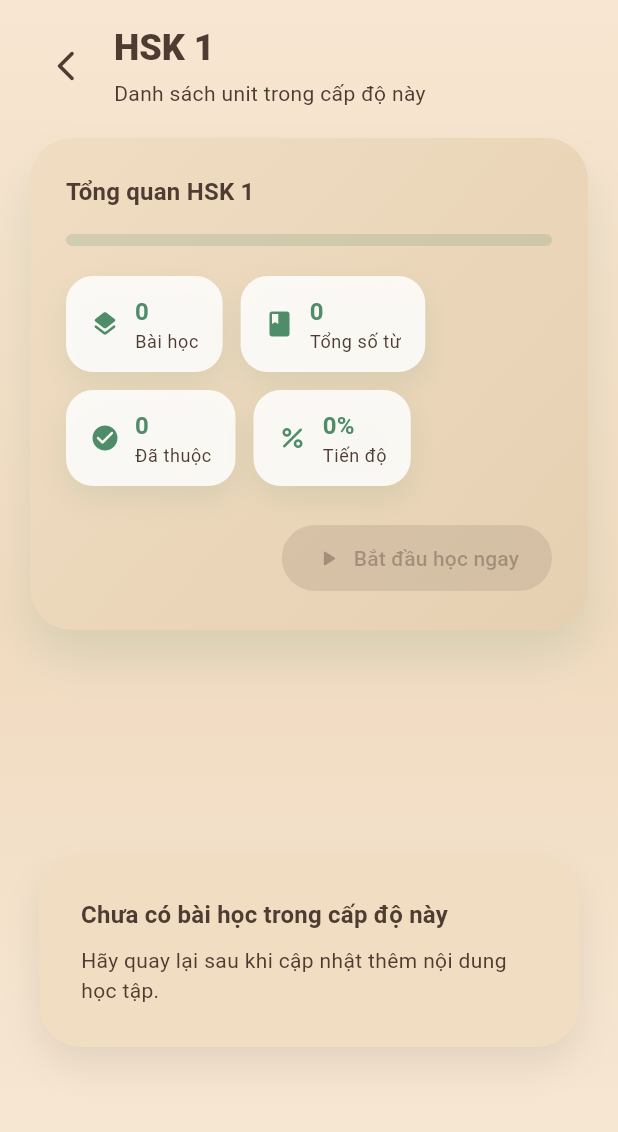
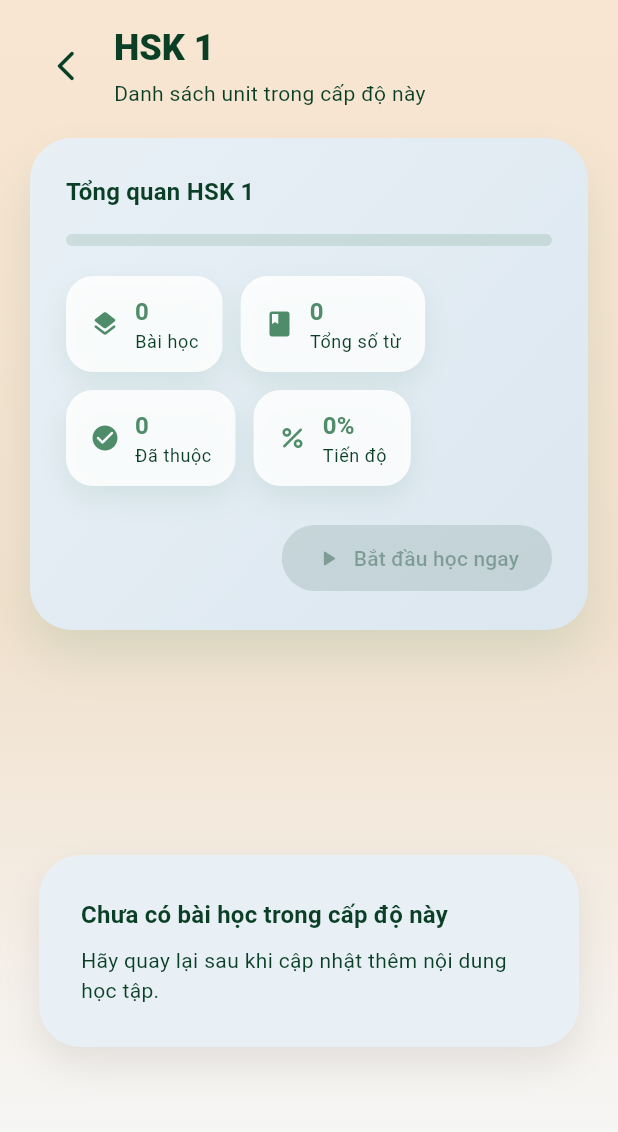
Before and after one commit to hieuhieu2202/learnchinesene, a Flutter app: the screen it shows after launch, after a tap on "Xem tất cả", on a phone screen of 412 x 824 dp. Shown: the top 1132 px of the screen. Run offline on Flutter 3.47's test engine with Material 3 defaults, Android fonts, the phone set to English and light mode, and no system bars; our stand-ins replace audioplayers, get, sqflite; accounts and stored records are empty.

Commit message:
Add festive Christmas theme colors

```diff
--- a/lib/features/system/presentation/pages/splash_page.dart
+++ b/lib/features/system/presentation/pages/splash_page.dart
@@ -42,9 +42,9 @@ class _SplashPageState extends State<SplashPage> {
         decoration: BoxDecoration(
           gradient: LinearGradient(
             colors: [
-              AppColors.creamBackground,
-              AppColors.creamSurface,
-              AppColors.creamSurfaceHigh,
+              AppColors.snowBackground,
+              AppColors.snowSurface,
+              AppColors.snowSurfaceHigh,
             ],
             begin: Alignment.topCenter,
             end: Alignment.bottomCenter,
--- a/lib/theme/app_theme.dart
+++ b/lib/theme/app_theme.dart
@@ -1,14 +1,15 @@
 import 'package:flutter/material.dart';
 
 class AppColors {
-  static const Color creamBackground = Color(0xFFF7E9D7);
-  static const Color creamSurface = Color(0xFFF0DDC2);
-  static const Color creamSurfaceHigh = Color(0xFFE6D0B2);
-  static const Color accentGreen = Color(0xFF6DA77B);
-  static const Color accentGreenDark = Color(0xFF4F8C69);
-  static const Color accentBrown = Color(0xFFC48F64);
-  static const Color accentDark = Color(0xFF4E3B31);
-  static const Color outline = Color(0xFFBDA687);
+  static const Color snowBackground = Color(0xFFF7FAFD);
+  static const Color snowSurface = Color(0xFFE8F0F6);
+  static const Color snowSurfaceHigh = Color(0xFFDCE7F0);
+  static const Color hollyRed = Color(0xFFD7263D);
+  static const Color hollyRedDark = Color(0xFFB01F32);
+  static const Color firGreen = Color(0xFF0F5132);
+  static const Color pineGreen = Color(0xFF0A3F26);
+  static const Color candleGold = Color(0xFFF4CE73);
+  static const Color outline = Color(0xFFB5C6D8);
 }
 
 class AppTheme {
@@ -17,36 +18,36 @@ class AppTheme {
   static ThemeData light() {
     const scheme = ColorScheme(
       brightness: Brightness.light,
-      primary: AppColors.accentGreen,
+      primary: AppColors.hollyRed,
       onPrimary: Colors.white,
-      primaryContainer: Color(0xFF9EC9A5),
-      onPrimaryContainer: AppColors.accentDark,
-      secondary: AppColors.accentBrown,
-      onSecondary: AppColors.accentDark,
-      secondaryContainer: Color(0xFFDDC2A1),
-      onSecondaryContainer: AppColors.accentDark,
-      tertiary: Color(0xFFB07850),
+      primaryContainer: Color(0xFFFFD0D6),
+      onPrimaryContainer: AppColors.pineGreen,
+      secondary: AppColors.firGreen,
+      onSecondary: Colors.white,
+      secondaryContainer: Color(0xFFC5E3D3),
+      onSecondaryContainer: AppColors.pineGreen,
+      tertiary: AppColors.candleGold,
       onTertiary: Colors.white,
-      tertiaryContainer: Color(0xFFE4B89A),
-      onTertiaryContainer: AppColors.accentDark,
-      error: Color(0xFFBA1A1A),
+      tertiaryContainer: Color(0xFFFFE8B9),
+      onTertiaryContainer: AppColors.pineGreen,
+      error: Color(0xFFC62828),
       onError: Colors.white,
       errorContainer: Color(0xFFFFDAD6),
       onErrorContainer: Color(0xFF410002),
-      background: AppColors.creamBackground,
-      onBackground: AppColors.accentDark,
-      surface: AppColors.creamSurface,
-      onSurface: AppColors.accentDark,
-      surfaceTint: AppColors.accentGreen,
-      surfaceVariant: AppColors.creamSurfaceHigh,
-      onSurfaceVariant: AppColors.accentDark,
+      background: AppColors.snowBackground,
+      onBackground: AppColors.pineGreen,
+      surface: AppColors.snowSurface,
+      onSurface: AppColors.pineGreen,
+      surfaceTint: AppColors.hollyRed,
+      surfaceVariant: AppColors.snowSurfaceHigh,
+      onSurfaceVariant: AppColors.pineGreen,
       outline: AppColors.outline,
-      outlineVariant: Color(0xFFDCC6A9),
+      outlineVariant: Color(0xFFD1DEE9),
       shadow: Colors.black12,
       scrim: Colors.black54,
-      inverseSurface: Color(0xFF3D2F24),
-      onInverseSurface: AppColors.creamBackground,
-      inversePrimary: AppColors.accentGreenDark,
+      inverseSurface: Color(0xFF0F2C1D),
+      onInverseSurface: AppColors.snowBackground,
+      inversePrimary: AppColors.hollyRedDark,
     );
 
     final textTheme = Typography.englishLike2021.apply(
```
